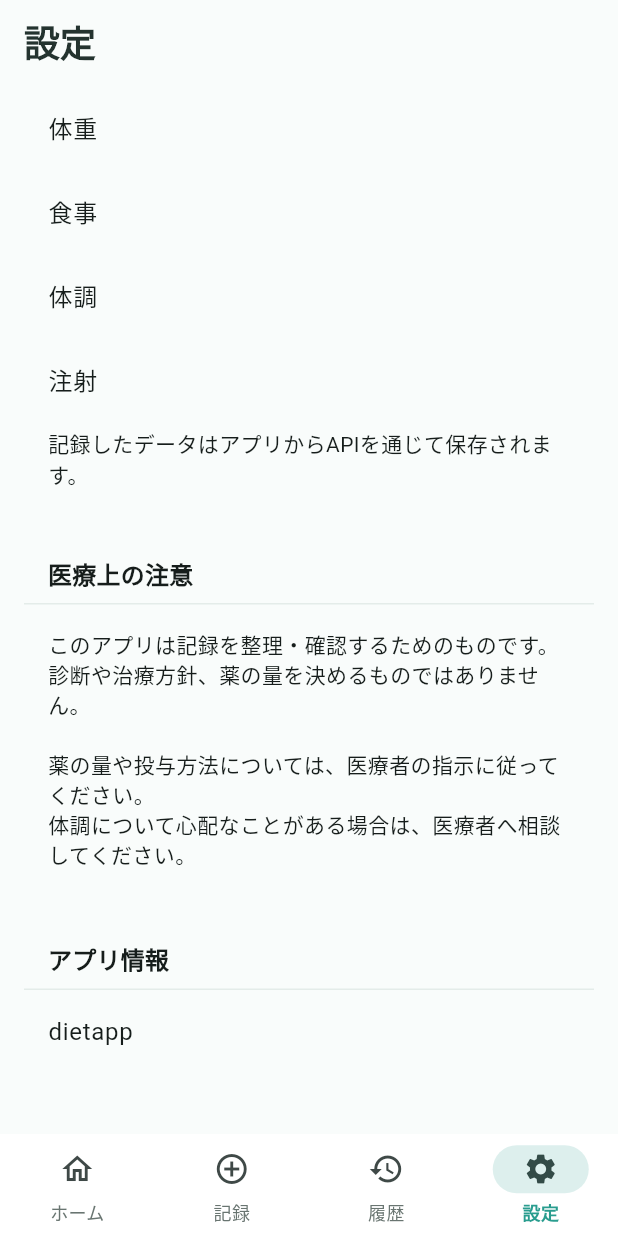
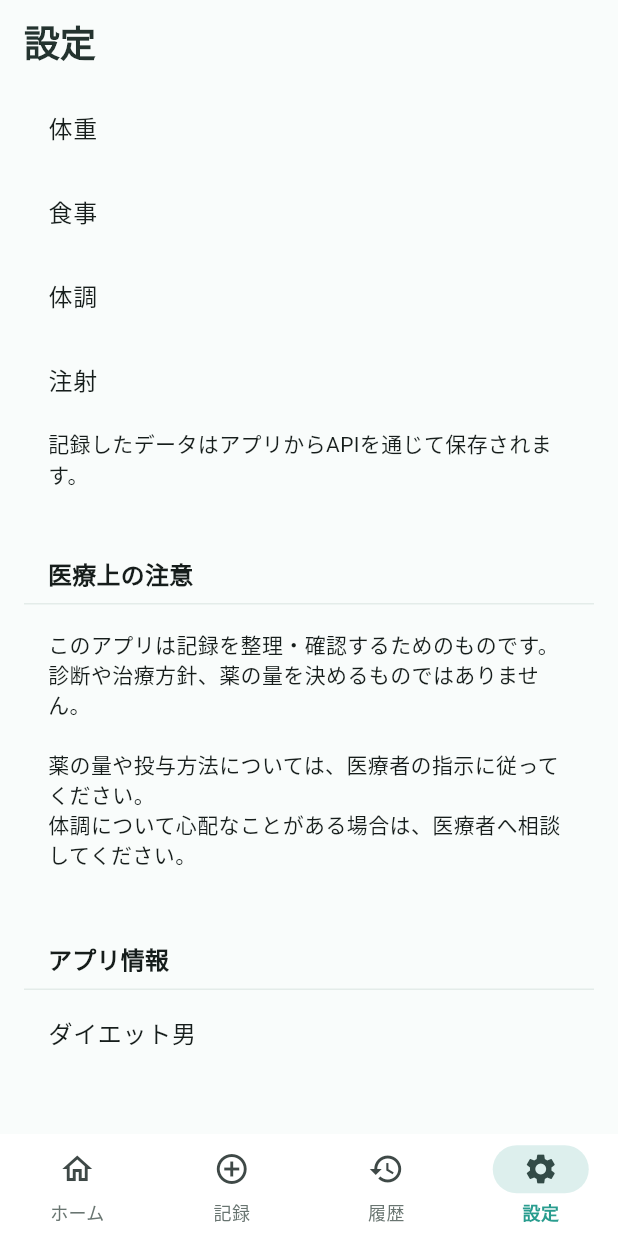
Before and after one commit to ts5354/dietapp, a Flutter app: the SettingsScreen screen opened by its route, scrolled down 225 dp, on a phone screen of 412 x 824 dp. Run offline on Flutter 3.47's test engine with Material 3 defaults, Android fonts, the phone set to English and light mode, and no system bars; our stand-ins replace dio, fl_chart, flutter_riverpod, flutter_timezone, go_router; Roboto replaces fonts that are missing (Hiragino Maru Gothic ProN).

Commit message:
feat: update iOS app name and icon

```diff
--- a/mobile/lib/features/settings/presentation/settings_screen.dart
+++ b/mobile/lib/features/settings/presentation/settings_screen.dart
@@ -53,7 +53,7 @@ class SettingsScreen extends StatelessWidget {
               ),
               _SettingsSection(
                 title: 'アプリ情報',
-                children: [ListTile(title: Text('dietapp'))],
+                children: [ListTile(title: Text('ダイエット男'))],
               ),
             ],
           ),
--- a/mobile/lib/main.dart
+++ b/mobile/lib/main.dart
@@ -14,7 +14,7 @@ class DietApp extends ConsumerWidget {
   @override
   Widget build(BuildContext context, WidgetRef ref) {
     return MaterialApp.router(
-      title: 'dietapp',
+      title: 'ダイエット男',
       theme: buildAppTheme(),
       routerConfig: ref.watch(appRouterProvider),
     );
```
Also changed, not shown: 17 other files.
